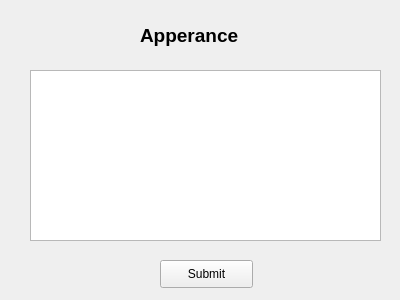
Old version of the form forms/ui_forms/apperance_form.ui in the repository ericmullally/dnd_tracker.
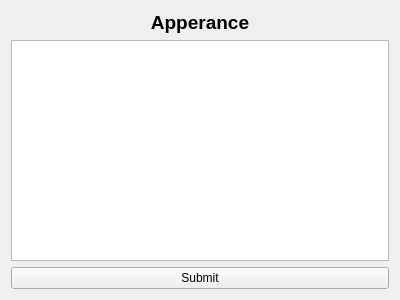
New version of the form.

What changed in the file:
```diff
--- a/forms/ui_forms/apperance_form.ui
+++ b/forms/ui_forms/apperance_form.ui
@@ -13,38 +13,9 @@
   <property name="windowTitle">
    <string>Form</string>
   </property>
-  <widget class="QPushButton" name="apperance_submit_button">
-   <property name="geometry">
-    <rect>
-     <x>160</x>
-     <y>260</y>
-     <width>93</width>
-     <height>28</height>
-    </rect>
-   </property>
-   <property name="text">
-    <string>Submit</string>
-   </property>
-  </widget>
-  <widget class="QTextEdit" name="apperance_edit">
-   <property name="geometry">
-    <rect>
-     <x>30</x>
-     <y>70</y>
-     <width>351</width>
-     <height>171</height>
-    </rect>
-   </property>
-  </widget>
+  <layout class="QGridLayout" name="gridLayout">
+   <item row="0" column="0">
   <widget class="QLabel" name="label">
-   <property name="geometry">
-    <rect>
-     <x>140</x>
-     <y>20</y>
-     <width>201</width>
-     <height>31</height>
-    </rect>
-   </property>
    <property name="font">
     <font>
      <pointsize>14</pointsize>
@@ -55,7 +26,22 @@
    <property name="text">
     <string>Apperance</string>
    </property>
-  </widget>
+     <property name="alignment">
+      <set>Qt::AlignCenter</set>
+     </property>
+    </widget>
+   </item>
+   <item row="1" column="0">
+    <widget class="QTextEdit" name="apperance_edit"/>
+   </item>
+   <item row="2" column="0">
+    <widget class="QPushButton" name="apperance_submit_button">
+     <property name="text">
+      <string>Submit</string>
+     </property>
+    </widget>
+   </item>
+  </layout>
  </widget>
  <resources/>
  <connections/>
```
Lines whose indentation alone changed are shown as unchanged.
